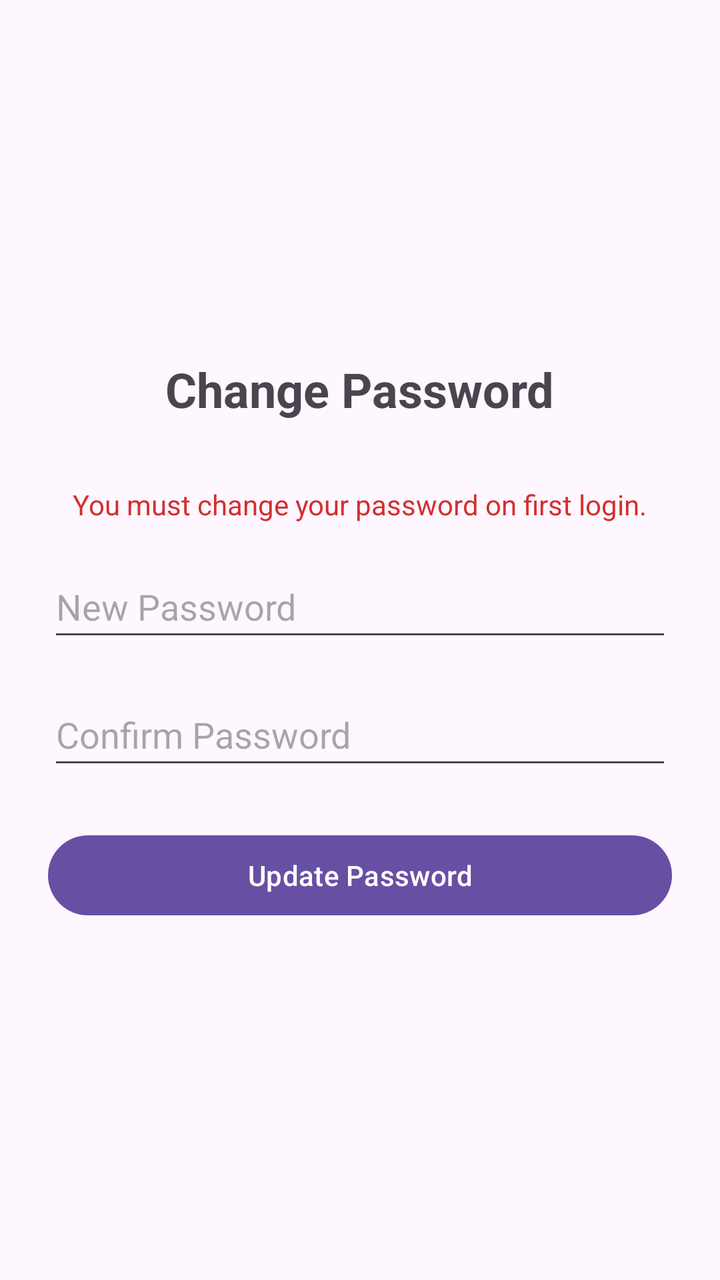
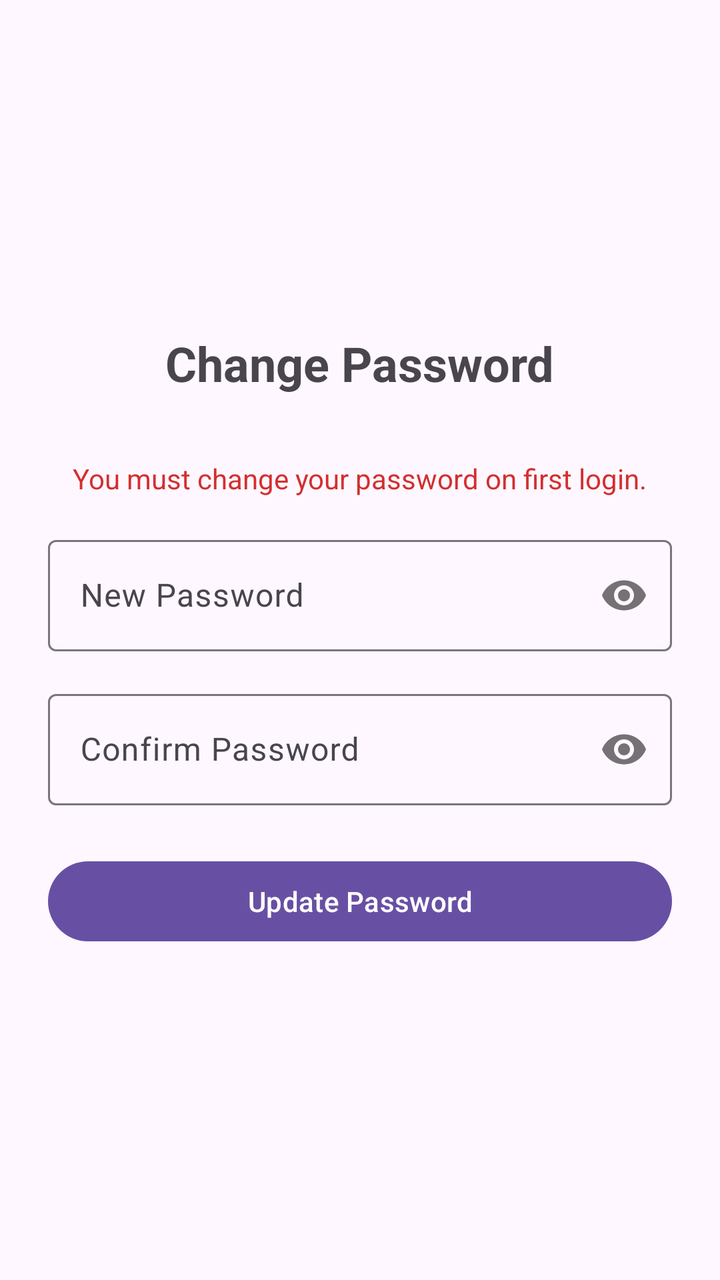

Before-and-after screenshots of an Android layout around one commit, followed by the original layout XML and the change that was made.
<!-- AndroidManifest.xml: application theme Theme.RPSP -->
<!-- res/layout/activity_change_password.xml -->
<?xml version="1.0" encoding="utf-8"?>
<LinearLayout xmlns:android="http://schemas.android.com/apk/res/android"
    android:layout_width="match_parent"
    android:layout_height="match_parent"
    android:orientation="vertical"
    android:padding="24dp"
    android:gravity="center">

    <TextView
        android:layout_width="wrap_content"
        android:layout_height="wrap_content"
        android:text="Change Password"
        android:textSize="24sp"
        android:textStyle="bold"
        android:layout_marginBottom="32dp"/>

    <TextView
        android:layout_width="wrap_content"
        android:layout_height="wrap_content"
        android:text="You must change your password on first login."
        android:textColor="#D32F2F"
        android:layout_marginBottom="16dp"/>

    <EditText
        android:id="@+id/etNewPassword"
        android:layout_width="match_parent"
        android:layout_height="wrap_content"
        android:hint="New Password"
        android:inputType="textPassword"
        android:minHeight="48dp"/>

    <EditText
        android:id="@+id/etConfirmPassword"
        android:layout_width="match_parent"
        android:layout_height="wrap_content"
        android:hint="Confirm Password"
        android:inputType="textPassword"
        android:layout_marginTop="16dp"
        android:minHeight="48dp"/>

    <Button
        android:id="@+id/btnChangePassword"
        android:layout_width="match_parent"
        android:layout_height="wrap_content"
        android:text="Update Password"
        android:layout_marginTop="24dp"/>

</LinearLayout>
<!-- resources referenced by this layout -->
<resources>
  <style name="Theme.RPSP" parent="Base.Theme.RPSP" />
  <style name="Base.Theme.RPSP" parent="Theme.Material3.DayNight.NoActionBar">
          
          
      </style>
</resources>

<!-- the commit's change to res/layout/activity_change_password.xml (unified diff, before → after) -->
@@ -1,5 +1,6 @@
 <?xml version="1.0" encoding="utf-8"?>
 <LinearLayout xmlns:android="http://schemas.android.com/apk/res/android"
+    xmlns:app="http://schemas.android.com/apk/res-auto"
     android:layout_width="match_parent"
     android:layout_height="match_parent"
     android:orientation="vertical"
@@ -21,22 +22,34 @@
         android:textColor="#D32F2F"
         android:layout_marginBottom="16dp"/>
 
-    <EditText
-        android:id="@+id/etNewPassword"
+    <com.google.android.material.textfield.TextInputLayout
         android:layout_width="match_parent"
         android:layout_height="wrap_content"
-        android:hint="New Password"
-        android:inputType="textPassword"
-        android:minHeight="48dp"/>
+        app:passwordToggleEnabled="true">
 
-    <EditText
-        android:id="@+id/etConfirmPassword"
+        <EditText
+            android:id="@+id/etNewPassword"
+            android:layout_width="match_parent"
+            android:layout_height="wrap_content"
+            android:hint="New Password"
+            android:inputType="textPassword"
+            android:minHeight="48dp"/>
+    </com.google.android.material.textfield.TextInputLayout>
+
+    <com.google.android.material.textfield.TextInputLayout
         android:layout_width="match_parent"
         android:layout_height="wrap_content"
-        android:hint="Confirm Password"
-        android:inputType="textPassword"
         android:layout_marginTop="16dp"
-        android:minHeight="48dp"/>
+        app:passwordToggleEnabled="true">
+
+        <EditText
+            android:id="@+id/etConfirmPassword"
+            android:layout_width="match_parent"
+            android:layout_height="wrap_content"
+            android:hint="Confirm Password"
+            android:inputType="textPassword"
+            android:minHeight="48dp"/>
+    </com.google.android.material.textfield.TextInputLayout>
 
     <Button
         android:id="@+id/btnChangePassword"
